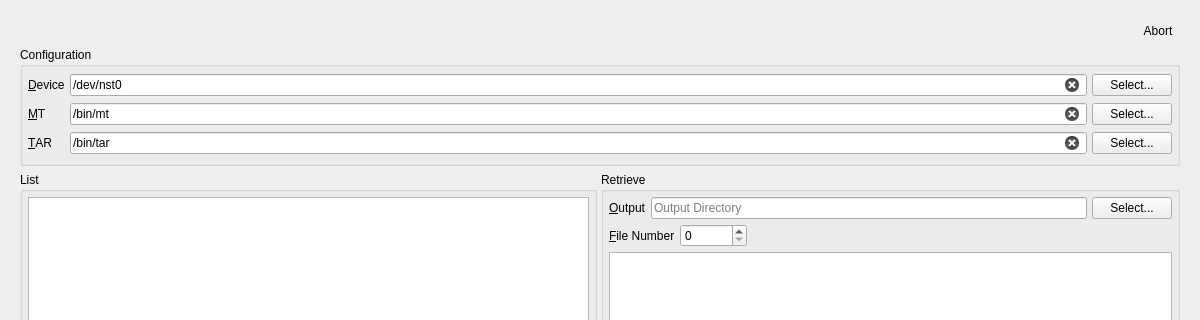
textbrowser/spinware, file UI/spinware_page.ui: the form before one commit; both pictures show x 0 to 1200 and y 0 to 320 of the 1200 by 1000 pixel window.
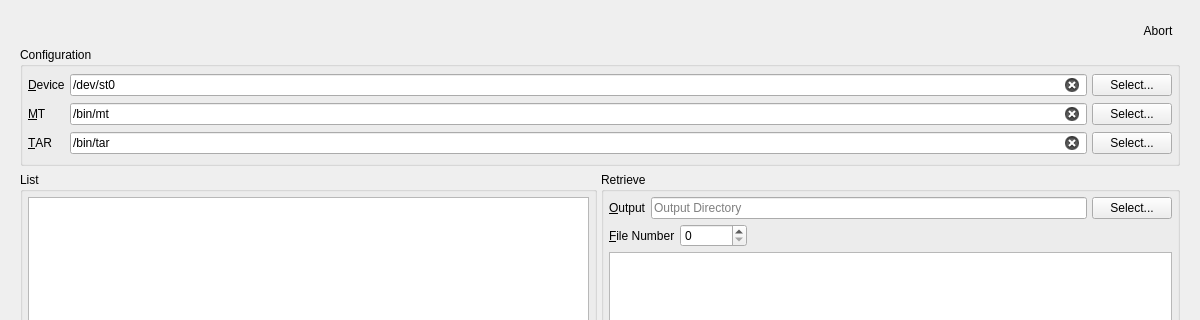
The form after the commit. Icons and pictures are not drawn.

Commit message: Default device.

Diff of the .ui file:
```diff
--- a/UI/spinware_page.ui
+++ b/UI/spinware_page.ui
@@ -112,7 +112,7 @@
           <item row="0" column="1">
            <widget class="QLineEdit" name="device">
             <property name="text">
-             <string>/dev/nst0</string>
+             <string>/dev/st0</string>
             </property>
             <property name="placeholderText">
              <string>Device Location</string>
```
